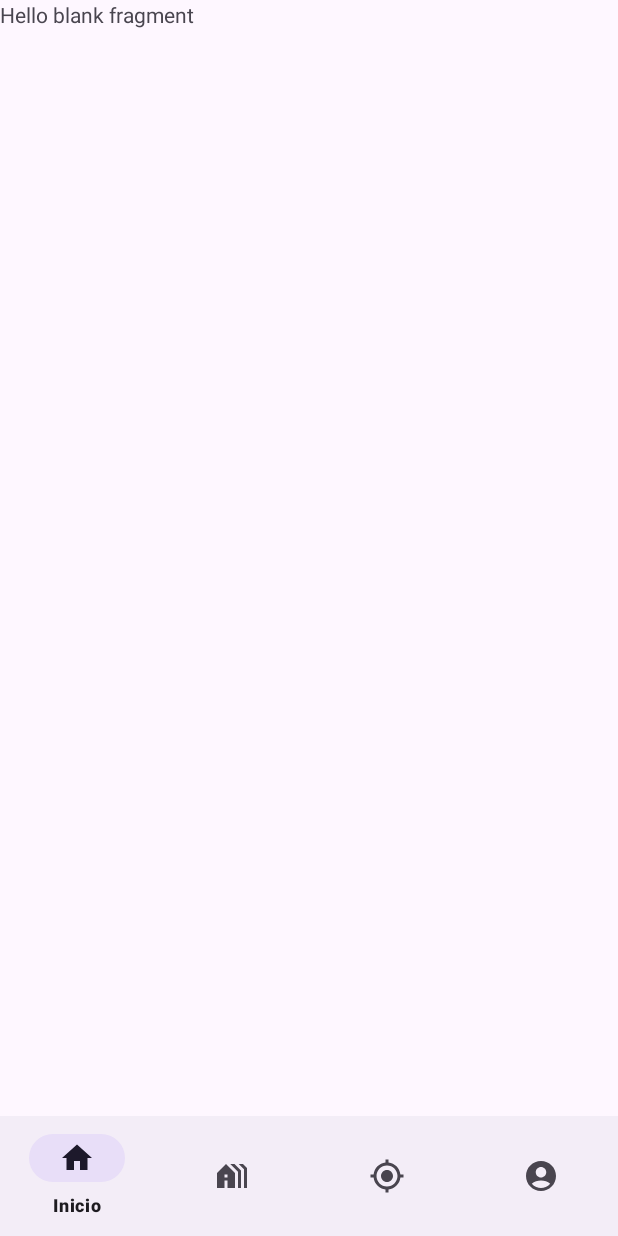
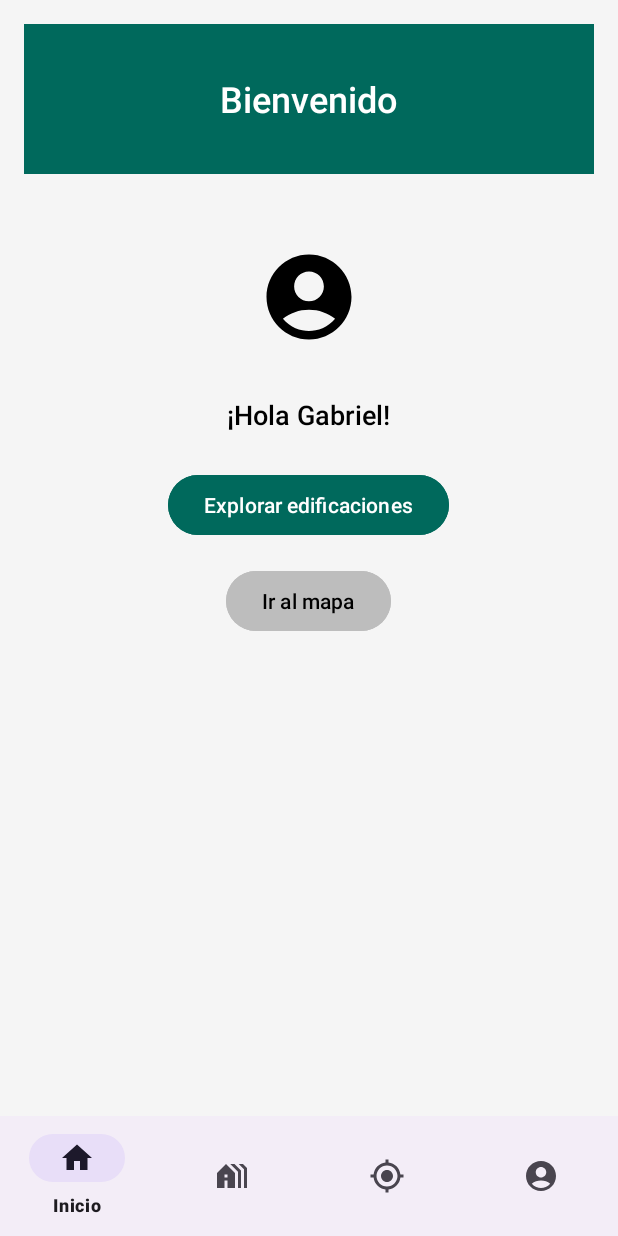
Before and after one commit to AnthonyMTH/Introduccion_Nuevas_Plataformas_Entrega2, an Android app: the screen it shows after launch (MainActivity), on a phone screen of 412 x 824 dp. Run offline under Robolectric (Android 15) with nearby library versions, the phone set to English and light mode, and no system bars.

Commit message:
Fragment inicio

```diff
--- a/app/src/main/java/com/example/myapplication/MainActivity.kt
+++ b/app/src/main/java/com/example/myapplication/MainActivity.kt
@@ -13,28 +13,39 @@ import com.example.myapplication.fragments.PerfilFragment
 import com.google.android.material.bottomnavigation.BottomNavigationView
 
 class MainActivity : AppCompatActivity() {
+    private lateinit var bottomNavigationView: BottomNavigationView
+
     override fun onCreate(savedInstanceState: Bundle?) {
         super.onCreate(savedInstanceState)
         setContentView(R.layout.activity_main)
 
-        val bottomNavigationView: BottomNavigationView = findViewById(R.id.bottom_navigation_view)
+        bottomNavigationView = findViewById(R.id.bottom_navigation_view)
         bottomNavigationView.setOnNavigationItemSelectedListener { menuItem ->
-            var selectedFragment: Fragment? = null
-            when (menuItem.itemId) {
-                R.id.navigation_inicio -> selectedFragment = InicioFragment()
-                R.id.navigation_edificios -> selectedFragment = EdificiosFragment()
-                R.id.navigation_mapa -> selectedFragment = MapaFragment()
-                R.id.navigation_perfil -> selectedFragment = PerfilFragment()
+            val selectedFragment: Fragment = when (menuItem.itemId) {
+                R.id.navigation_inicio -> InicioFragment()
+                R.id.navigation_edificios -> EdificiosFragment()
+                R.id.navigation_mapa -> MapaFragment()
+                R.id.navigation_perfil -> PerfilFragment()
+                else -> InicioFragment()
             }
-            if (selectedFragment != null) {
-                supportFragmentManager.beginTransaction()
-                    .replace(R.id.fragment_container, selectedFragment)
-                    .commit()
-            }
+            openFragment(selectedFragment)
             true
         }
 
-        // Set default fragment
+        // Selecciona el fragmento de inicio al iniciar la app
         bottomNavigationView.selectedItemId = R.id.navigation_inicio
     }
+
+    fun navigateToFragment(fragment: Fragment, menuItemId: Int) {
+        openFragment(fragment)
+        bottomNavigationView.selectedItemId = menuItemId
+    }
+
+    private fun openFragment(fragment: Fragment) {
+        supportFragmentManager.beginTransaction()
+            .replace(R.id.fragment_container, fragment)
+            .addToBackStack(null)
+            .commit()
+    }
+
 }
--- a/app/src/main/java/com/example/myapplication/fragments/InicioFragment.kt
+++ b/app/src/main/java/com/example/myapplication/fragments/InicioFragment.kt
@@ -5,6 +5,10 @@ import androidx.fragment.app.Fragment
 import android.view.LayoutInflater
 import android.view.View
 import android.view.ViewGroup
+import android.widget.Button
+import android.widget.TextView
+import androidx.fragment.app.FragmentTransaction
+import com.example.myapplication.MainActivity
 import com.example.myapplication.R
 
 // TODO: Rename parameter arguments, choose names that match
@@ -18,43 +22,29 @@ private const val ARG_PARAM2 = "param2"
  * create an instance of this fragment.
  */
 class InicioFragment : Fragment() {
-    // TODO: Rename and change types of parameters
-    private var param1: String? = null
-    private var param2: String? = null
-
-    override fun onCreate(savedInstanceState: Bundle?) {
-        super.onCreate(savedInstanceState)
-        arguments?.let {
-            param1 = it.getString(ARG_PARAM1)
-            param2 = it.getString(ARG_PARAM2)
-        }
-    }
-
     override fun onCreateView(
         inflater: LayoutInflater, container: ViewGroup?,
         savedInstanceState: Bundle?
     ): View? {
-        // Inflate the layout for this fragment
-        return inflater.inflate(R.layout.fragment_inicio, container, false)
-    }
+        val view = inflater.inflate(R.layout.fragment_inicio, container, false)
 
-    companion object {
-        /**
-         * Use this factory method to create a new instance of
-         * this fragment using the provided parameters.
-         *
-         * @param param1 Parameter 1.
-         * @param param2 Parameter 2.
-         * @return A new instance of fragment InicioFragment.
-         */
-        // TODO: Rename and change types and number of parameters
-        @JvmStatic
-        fun newInstance(param1: String, param2: String) =
-            InicioFragment().apply {
-                arguments = Bundle().apply {
-                    putString(ARG_PARAM1, param1)
-                    putString(ARG_PARAM2, param2)
-                }
-            }
+        val btnExplorarEdificaciones: Button = view.findViewById(R.id.btnExplorarEdificaciones)
+        val btnIrAlMapa: Button = view.findViewById(R.id.btnIrAlMapa)
+        val tvSaludo: TextView = view.findViewById(R.id.tvSaludo)
+
+        // Mensaje de saludo personalizado
+        tvSaludo.text = "¡Hola Gabriel!"
+
+        // Acción para el botón de explorar edificaciones
+        btnExplorarEdificaciones.setOnClickListener {
+            (activity as MainActivity).navigateToFragment(EdificiosFragment(), R.id.navigation_edificios)
+        }
+
+        // Acción para el botón de ir al mapa
+        btnIrAlMapa.setOnClickListener {
+            (activity as MainActivity).navigateToFragment(MapaFragment(), R.id.navigation_mapa)
+        }
+
+        return view
     }
 }
--- a/app/src/main/res/layout/fragment_inicio.xml
+++ b/app/src/main/res/layout/fragment_inicio.xml
@@ -5,10 +5,77 @@
     android:layout_height="match_parent"
     tools:context=".fragments.InicioFragment">
 
-    <!-- TODO: Update blank fragment layout -->
-    <TextView
+    <LinearLayout xmlns:android="http://schemas.android.com/apk/res/android"
         android:layout_width="match_parent"
         android:layout_height="match_parent"
-        android:text="@string/hello_blank_fragment" />
+        android:orientation="vertical"
+        android:padding="16dp"
+        android:gravity="center_horizontal"
+        android:background="#F5F5F5">
+
+        <!-- Contenedor del mensaje de bienvenida -->
+        <RelativeLayout
+            android:layout_width="match_parent"
+            android:layout_height="100dp"
+            android:layout_marginBottom="32dp"
+            android:background="#00695C"
+            android:gravity="center_horizontal"
+            android:padding="16dp">
+
+            <TextView
+                android:id="@+id/tvBienvenido"
+                android:layout_width="wrap_content"
+                android:layout_height="wrap_content"
+                android:layout_centerInParent="true"
+                android:fontFamily="sans-serif-medium"
+                android:text="Bienvenido"
+                android:textColor="#FFFFFF"
+                android:textSize="24sp" />
+        </RelativeLayout>
+
+        <!-- Icono de usuario -->
+        <ImageView
+            android:layout_width="100dp"
+            android:layout_height="100dp"
+            android:layout_marginBottom="16dp"
+            android:src="@drawable/ic_perfil"
+            android:padding="16dp"
+            android:tint="#000000" />
+
+        <!-- Texto de saludo personalizado -->
+        <TextView
+            android:id="@+id/tvSaludo"
+            android:layout_width="wrap_content"
+            android:layout_height="wrap_content"
+            android:text="¡Hola Gabriel!"
+            android:textSize="18sp"
+            android:textColor="#000000"
+            android:fontFamily="sans-serif-medium"
+            android:layout_marginBottom="24dp" />
+
+        <!-- Botón de explorar edificaciones -->
+        <Button
+            android:id="@+id/btnExplorarEdificaciones"
+            android:layout_width="wrap_content"
+            android:layout_height="wrap_content"
+            android:text="Explorar edificaciones"
+            android:backgroundTint="#00695C"
+            android:textColor="#FFFFFF"
+            android:layout_marginBottom="16dp"
+            android:paddingHorizontal="24dp"
+            android:fontFamily="sans-serif-medium"/>
+
+        <!-- Botón de ir al mapa -->
+        <Button
+            android:id="@+id/btnIrAlMapa"
+            android:layout_width="wrap_content"
+            android:layout_height="wrap_content"
+            android:text="Ir al mapa"
+            android:backgroundTint="#BDBDBD"
+            android:textColor="#000000"
+            android:paddingHorizontal="24dp"
+            android:fontFamily="sans-serif-medium"/>
+
+    </LinearLayout>
 
 </FrameLayout>
```
